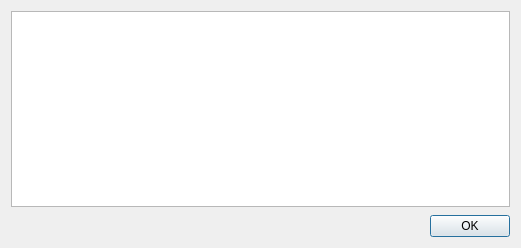
Old version of the form Forms/FVW_NotesDialog.ui in the repository billkarsh/SpikeGLX.
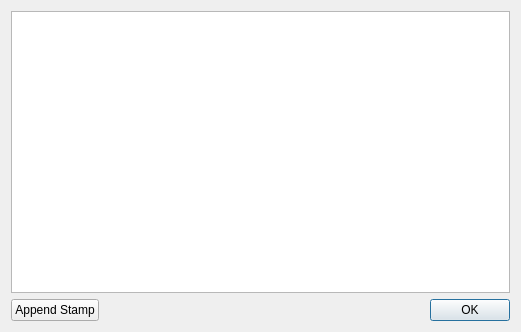
New version of the form.

Commit message: Graphs::Notes dialog gets timestamps

```diff
--- a/Forms/FVW_NotesDialog.ui
+++ b/Forms/FVW_NotesDialog.ui
@@ -7,16 +7,13 @@
     <x>0</x>
     <y>0</y>
     <width>521</width>
-    <height>248</height>
+    <height>332</height>
    </rect>
   </property>
   <property name="windowTitle">
    <string>Notes</string>
   </property>
   <layout class="QGridLayout" name="gridLayout">
-   <property name="verticalSpacing">
-    <number>8</number>
-   </property>
    <item row="0" column="0">
     <widget class="QTextEdit" name="notesTE">
      <property name="mouseTracking">
@@ -40,6 +37,18 @@
     </widget>
    </item>
    <item row="1" column="0">
+    <layout class="QHBoxLayout" name="horizontalLayout">
+     <property name="spacing">
+      <number>15</number>
+     </property>
+     <item>
+      <widget class="QPushButton" name="addBut">
+       <property name="text">
+        <string>Append Stamp</string>
+       </property>
+      </widget>
+     </item>
+     <item>
     <widget class="QDialogButtonBox" name="buttonBox">
      <property name="focusPolicy">
       <enum>Qt::StrongFocus</enum>
@@ -48,9 +57,11 @@
       <enum>Qt::Horizontal</enum>
      </property>
      <property name="standardButtons">
-      <set>QDialogButtonBox::Ok</set>
-     </property>
-    </widget>
+        <set>QDialogButtonBox::StandardButton::Ok</set>
+       </property>
+      </widget>
+     </item>
+    </layout>
    </item>
   </layout>
  </widget>
```
Left out of the diff: 6 changed lines with no effect on the pictures. Lines whose indentation alone changed are shown as unchanged. The commit also changes 3 other files.
